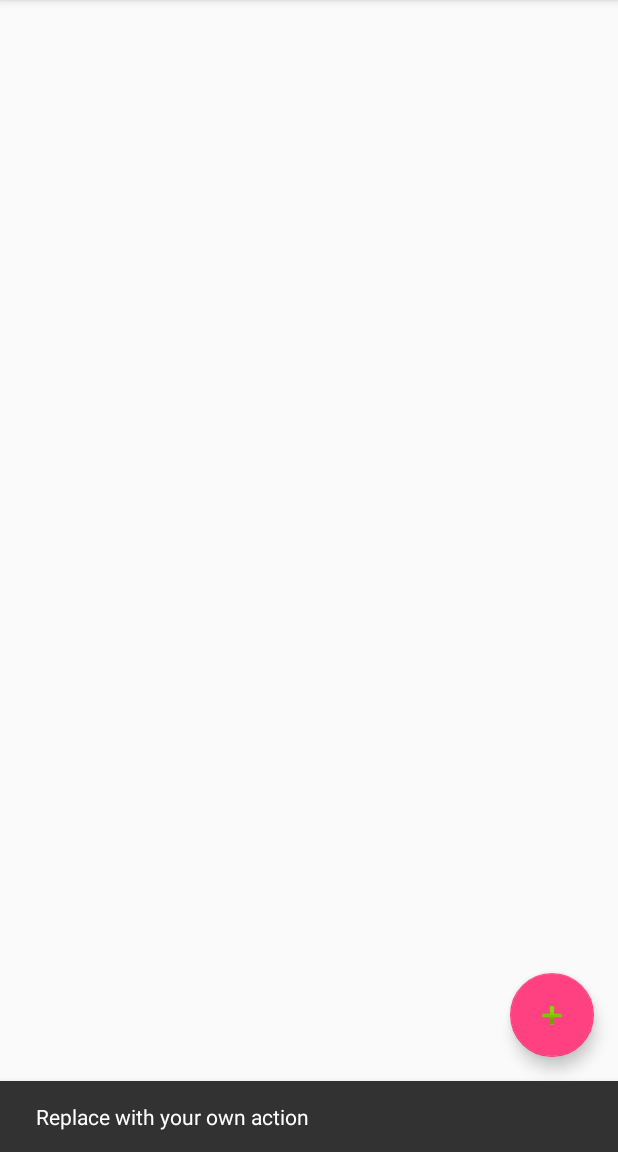
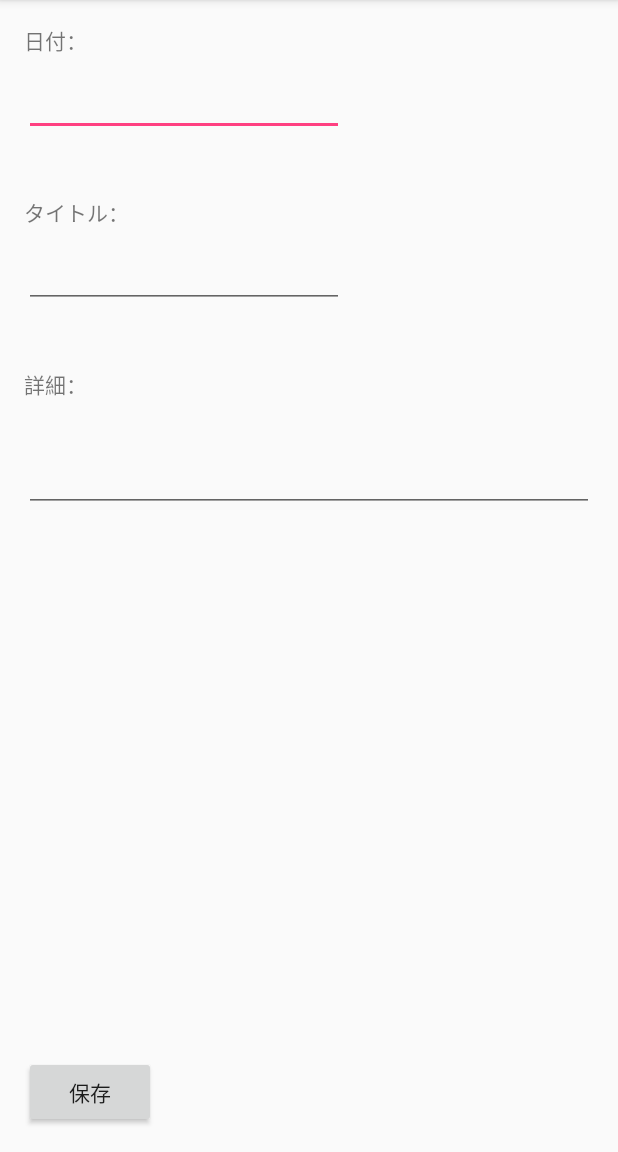
Before and after one commit to c0tt0n-candy/first-android-programming, an Android app: the screen it shows after launch (MainActivity before the commit, ScheduleEditActivity after it), after a tap on an icon or button, on a phone screen of 412 x 824 dp, the part 84-1236 px from its top. Run offline under Robolectric (Android 15) with nearby library versions, the phone set to English and light mode, and no system bars; libraries missing offline, so code that uses them is left out: io.realm, io.realm.kotlin; 5 statements that could not run were skipped.

Commit message:
create edit screen & implement save to / delete from Realm DB

```diff
--- a/chapter12/MyScheduler/app/src/main/AndroidManifest.xml
+++ b/chapter12/MyScheduler/app/src/main/AndroidManifest.xml
@@ -20,6 +20,8 @@
         <category android:name="android.intent.category.LAUNCHER"/>
       </intent-filter>
     </activity>
+    <activity android:name=".ScheduleEditActivity">
+    </activity>
   </application>
 
 </manifest>
--- a/chapter12/MyScheduler/app/src/main/java/com/first/c0tt0n/myscheduler/MainActivity.kt
+++ b/chapter12/MyScheduler/app/src/main/java/com/first/c0tt0n/myscheduler/MainActivity.kt
@@ -1,13 +1,13 @@
 package com.first.c0tt0n.myscheduler
 
 import android.os.Bundle
-import android.support.design.widget.Snackbar
 import android.support.v7.app.AppCompatActivity
 import io.realm.Realm
 import io.realm.kotlin.where
 import kotlinx.android.synthetic.main.activity_main.fab
 import kotlinx.android.synthetic.main.activity_main.toolbar
 import kotlinx.android.synthetic.main.content_main.listView
+import org.jetbrains.anko.startActivity
 
 class MainActivity : AppCompatActivity() {
 
@@ -22,9 +22,13 @@ class MainActivity : AppCompatActivity() {
     val schedules = realm.where<Schedule>().findAll()
     listView.adapter = ScheduleAdapter(schedules)
 
-    fab.setOnClickListener { view ->
-      Snackbar.make(view, "Replace with your own action", Snackbar.LENGTH_LONG)
-          .setAction("Action", null).show()
+    listView.setOnItemClickListener { parent, _, position, _ ->
+      val schedule = parent.getItemAtPosition(position) as Schedule
+      startActivity<ScheduleEditActivity>("schedule_id" to schedule.id)
+    }
+
+    fab.setOnClickListener { _ ->
+      startActivity<ScheduleEditActivity>()
     }
   }
 
--- a/chapter12/MyScheduler/app/src/main/java/com/first/c0tt0n/myscheduler/Schedule.kt
+++ b/chapter12/MyScheduler/app/src/main/java/com/first/c0tt0n/myscheduler/Schedule.kt
@@ -4,7 +4,7 @@ import io.realm.RealmObject
 import io.realm.annotations.PrimaryKey
 import java.util.Date
 
-class Schedule : RealmObject() {
+open class Schedule : RealmObject() {
   @PrimaryKey
   var id: Long = 0
   var date: Date = Date()
--- /dev/null
+++ b/chapter12/MyScheduler/app/src/main/res/layout/activity_schedule_edit.xml
@@ -0,0 +1,99 @@
+<?xml version="1.0" encoding="utf-8"?>
+<android.support.constraint.ConstraintLayout
+    xmlns:android="http://schemas.android.com/apk/res/android"
+    xmlns:app="http://schemas.android.com/apk/res-auto"
+    xmlns:tools="http://schemas.android.com/tools"
+    android:layout_width="match_parent"
+    android:layout_height="match_parent"
+    tools:context=".ScheduleEditActivity"
+    >
+
+  <TextView
+      android:id="@+id/dateLabel"
+      android:layout_width="wrap_content"
+      android:layout_height="wrap_content"
+      android:layout_marginStart="16dp"
+      android:layout_marginTop="16dp"
+      android:text="@string/date_label"
+      app:layout_constraintStart_toStartOf="parent"
+      app:layout_constraintTop_toTopOf="parent"
+      />
+  <EditText
+      android:id="@+id/dateEdit"
+      android:layout_width="wrap_content"
+      android:layout_height="wrap_content"
+      android:layout_marginStart="16dp"
+      android:layout_marginTop="8dp"
+      android:ems="10"
+      android:inputType="date"
+      app:layout_constraintStart_toStartOf="parent"
+      app:layout_constraintTop_toBottomOf="@+id/dateLabel"
+      />
+  <TextView
+      android:id="@+id/titleLabel"
+      android:layout_width="wrap_content"
+      android:layout_height="wrap_content"
+      android:layout_marginStart="16dp"
+      android:layout_marginTop="40dp"
+      android:text="@string/title_label"
+      app:layout_constraintStart_toStartOf="parent"
+      app:layout_constraintTop_toBottomOf="@+id/dateEdit"
+      />
+  <EditText
+      android:id="@+id/titleEdit"
+      android:layout_width="wrap_content"
+      android:layout_height="wrap_content"
+      android:layout_marginStart="16dp"
+      android:layout_marginTop="8dp"
+      android:ems="10"
+      android:inputType="textPersonName"
+      app:layout_constraintStart_toStartOf="parent"
+      app:layout_constraintTop_toBottomOf="@+id/titleLabel"
+      />
+  <TextView
+      android:id="@+id/detailLabel"
+      android:layout_width="wrap_content"
+      android:layout_height="wrap_content"
+      android:layout_marginStart="16dp"
+      android:layout_marginTop="40dp"
+      android:text="@string/detail_label"
+      app:layout_constraintStart_toStartOf="parent"
+      app:layout_constraintTop_toBottomOf="@+id/titleEdit"
+      />
+  <EditText
+      android:id="@+id/detailEdit"
+      android:layout_width="0dp"
+      android:layout_height="wrap_content"
+      android:layout_marginEnd="16dp"
+      android:layout_marginStart="16dp"
+      android:layout_marginTop="8dp"
+      android:ems="10"
+      android:inputType="textMultiLine"
+      android:maxLines="8"
+      android:minLines="2"
+      app:layout_constraintEnd_toEndOf="parent"
+      app:layout_constraintStart_toStartOf="parent"
+      app:layout_constraintTop_toBottomOf="@+id/detailLabel"
+      />
+  <Button
+      android:id="@+id/save"
+      android:layout_width="wrap_content"
+      android:layout_height="wrap_content"
+      android:layout_marginBottom="16dp"
+      android:layout_marginStart="16dp"
+      android:text="@string/btn_save"
+      app:layout_constraintBottom_toBottomOf="parent"
+      app:layout_constraintStart_toStartOf="parent"
+      />
+  <Button
+      android:id="@+id/delete"
+      android:layout_width="wrap_content"
+      android:layout_height="wrap_content"
+      android:layout_marginBottom="16dp"
+      android:layout_marginEnd="16dp"
+      android:text="@string/btn_delete"
+      app:backgroundTint="@color/deleteButton"
+      app:layout_constraintBottom_toBottomOf="parent"
+      app:layout_constraintEnd_toEndOf="parent"
+      />
+</android.support.constraint.ConstraintLayout>
--- a/chapter12/MyScheduler/app/src/main/res/values/colors.xml
+++ b/chapter12/MyScheduler/app/src/main/res/values/colors.xml
@@ -3,4 +3,6 @@
   <color name="colorPrimary">#3F51B5</color>
   <color name="colorPrimaryDark">#303F9F</color>
   <color name="colorAccent">#FF4081</color>
+
+  <color name="deleteButton">#FFF500</color>
 </resources>
--- a/chapter12/MyScheduler/app/src/main/res/values/strings.xml
+++ b/chapter12/MyScheduler/app/src/main/res/values/strings.xml
@@ -1,4 +1,9 @@
 <resources>
   <string name="app_name">MyScheduler</string>
   <string name="action_settings">Settings</string>
+  <string name="date_label">日付：</string>
+  <string name="title_label">タイトル：</string>
+  <string name="detail_label">詳細：</string>
+  <string name="btn_save">保存</string>
+  <string name="btn_delete">削除</string>
 </resources>
```
Also changed, not shown: chapter12/MyScheduler/app/src/main/java/com/first/c0tt0n/myscheduler/ScheduleEditActivity.kt (added, +102 -0 lines), chapter12/MyScheduler/app/build.gradle (line endings or trailing spaces).
